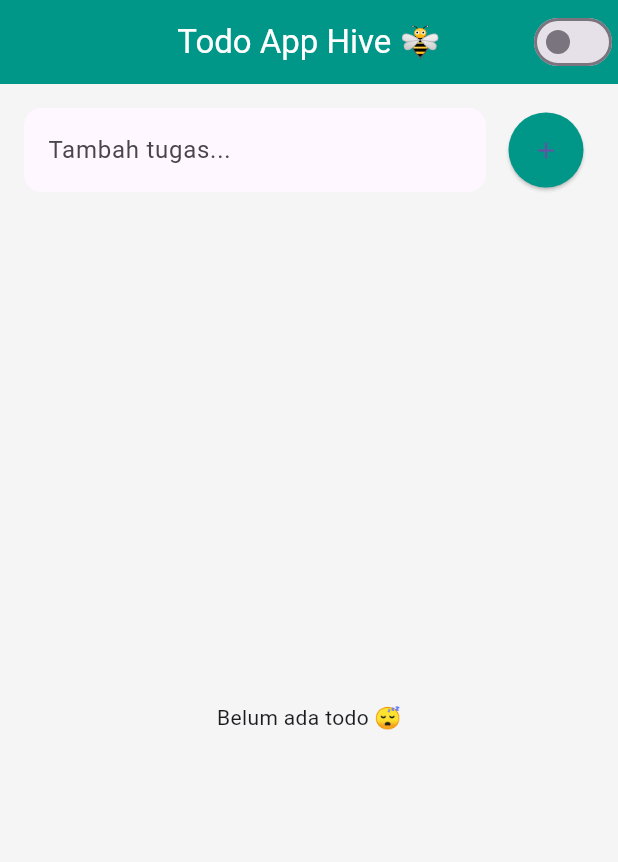
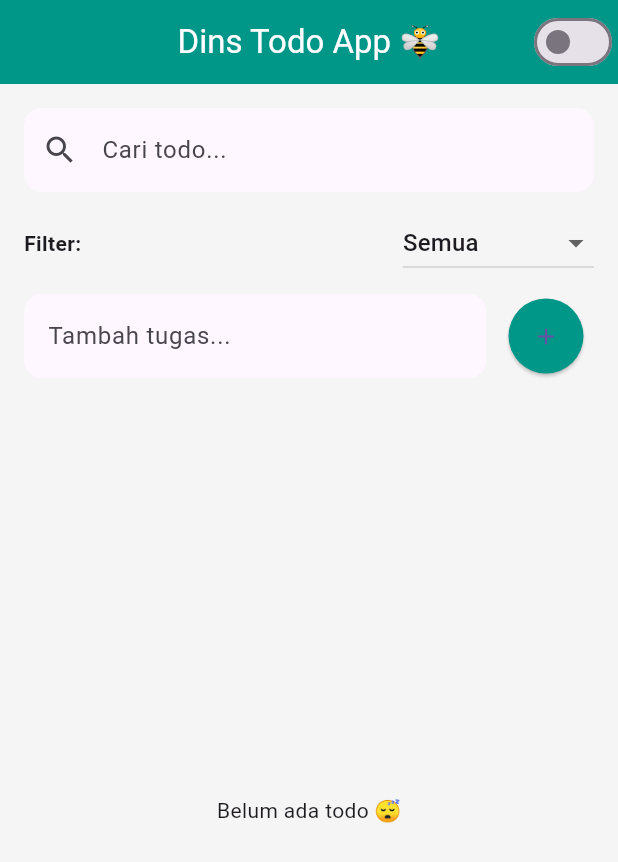
Before and after one commit to ahmadsyaifuddin-dins/todo_app, a Flutter app: the screen it shows after launch, on a phone screen of 412 x 824 dp. Shown: the top 862 px of the screen. Run offline on Flutter 3.47's test engine with Material 3 defaults, Android fonts, the phone set to English and light mode, and no system bars; our stand-ins replace hive, hive_flutter; accounts and stored records are empty.

Commit message:
menambahkan fitur search dan filter

```diff
--- a/lib/main.dart
+++ b/lib/main.dart
@@ -27,7 +27,7 @@ class MyApp extends StatelessWidget {
     final themeProvider = Provider.of<ThemeProvider>(context);
 
     return MaterialApp(
-      title: 'Hive Todo App',
+      title: 'Dins Todo App',
       theme: ThemeData(
         brightness: Brightness.light,
         primarySwatch: Colors.teal,
--- a/lib/screens/home_screen.dart
+++ b/lib/screens/home_screen.dart
@@ -14,6 +14,8 @@ class HomeScreen extends StatefulWidget {
 class _HomeScreenState extends State<HomeScreen> {
   final _todoBox = Hive.box<Todo>('todos');
   final _controller = TextEditingController();
+  String _searchQuery = '';
+  String _filterStatus = 'all'; // bisa: all, done, undone
 
   @override
   void dispose() {
@@ -76,7 +78,7 @@ class _HomeScreenState extends State<HomeScreen> {
   Widget build(BuildContext context) {
     return Scaffold(
       appBar: AppBar(
-        title: const Text('Todo App Hive 🐝'),
+        title: const Text('Dins Todo App 🐝'),
         centerTitle: true,
         actions: [
           Consumer<ThemeProvider>(
@@ -94,6 +96,56 @@ class _HomeScreenState extends State<HomeScreen> {
         child: Column(
           children: [
             // Input field + Add button
+            Column(
+              crossAxisAlignment: CrossAxisAlignment.start,
+              children: [
+                // Search Field
+                TextField(
+                  decoration: InputDecoration(
+                    hintText: 'Cari todo...',
+                    prefixIcon: Icon(Icons.search),
+                    filled: true,
+                    fillColor: Theme.of(context).cardColor,
+                    border: OutlineInputBorder(
+                      borderRadius: BorderRadius.circular(12),
+                      borderSide: BorderSide.none,
+                    ),
+                  ),
+                  onChanged: (value) {
+                    setState(() {
+                      _searchQuery = value.toLowerCase();
+                    });
+                  },
+                ),
+                const SizedBox(height: 10),
+
+                // Filter Dropdown
+                Row(
+                  mainAxisAlignment: MainAxisAlignment.spaceBetween,
+                  children: [
+                    const Text('Filter:',
+                        style: TextStyle(fontWeight: FontWeight.bold)),
+                    DropdownButton<String>(
+                      value: _filterStatus,
+                      items: const [
+                        DropdownMenuItem(value: 'all', child: Text('Semua')),
+                        DropdownMenuItem(value: 'done', child: Text('Selesai')),
+                        DropdownMenuItem(
+                            value: 'undone', child: Text('Belum Selesai')),
+                      ],
+                      onChanged: (value) {
+                        if (value != null) {
+                          setState(() {
+                            _filterStatus = value;
+                          });
+                        }
+                      },
+                    ),
+                  ],
+                ),
+                const SizedBox(height: 10),
+
+                // Add Todo Field + Button
                 Row(
                   children: [
                     Expanded(
@@ -122,7 +174,10 @@ class _HomeScreenState extends State<HomeScreen> {
                     ),
                   ],
                 ),
+              ],
+            ),
             const SizedBox(height: 20),
+
             // List Todo
             Expanded(
               child: ValueListenableBuilder(
@@ -132,10 +187,19 @@ class _HomeScreenState extends State<HomeScreen> {
                     return const Center(child: Text('Belum ada todo 😴'));
                   }
 
+                  final filteredList = box.values.where((todo) {
+                    final matchesSearch =
+                        todo.title.toLowerCase().contains(_searchQuery);
+                    final matchesFilter = _filterStatus == 'all' ||
+                        (_filterStatus == 'done' && todo.isDone) ||
+                        (_filterStatus == 'undone' && !todo.isDone);
+                    return matchesSearch && matchesFilter;
+                  }).toList();
+
                   return ListView.builder(
-                    itemCount: box.length,
+                    itemCount: filteredList.length,
                     itemBuilder: (context, index) {
-                      final todo = box.getAt(index)!;
+                      final todo = filteredList[index];
 
                       return Card(
                         elevation: 4,
```
Lines whose indentation alone changed are shown as unchanged.
